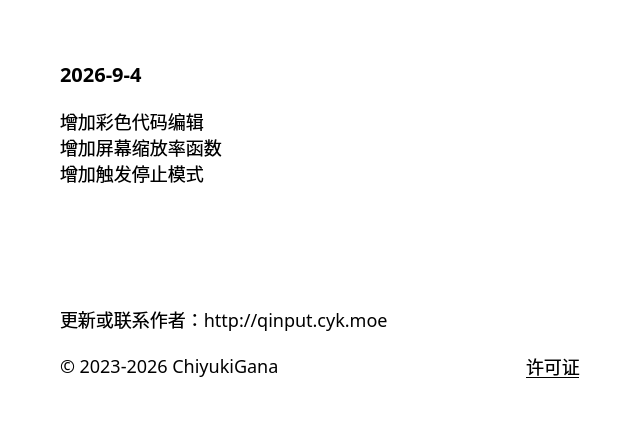
Above: source/ui/AboutUi.ui from ChiyukiGana/Quickinput before the change. Below: the same form after it.
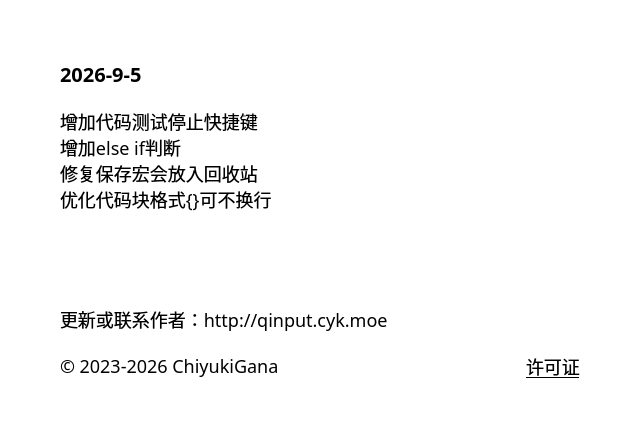
That is the form after the change.

```diff
--- a/source/ui/AboutUi.ui
+++ b/source/ui/AboutUi.ui
@@ -63,7 +63,7 @@
       <string notr="true">font-size:20px</string>
      </property>
      <property name="text">
-      <string>2026-9-4</string>
+      <string>2026-9-5</string>
      </property>
      <property name="textFormat">
       <enum>Qt::TextFormat::PlainText</enum>
@@ -79,9 +79,10 @@
       </sizepolicy>
      </property>
      <property name="text">
-      <string>增加彩色代码编辑
-增加屏幕缩放率函数
-增加触发停止模式</string>
+      <string>增加代码测试停止快捷键
+增加else if判断
+修复保存宏会放入回收站
+优化代码块格式{}可不换行</string>
      </property>
      <property name="textFormat">
       <enum>Qt::TextFormat::PlainText</enum>
```
